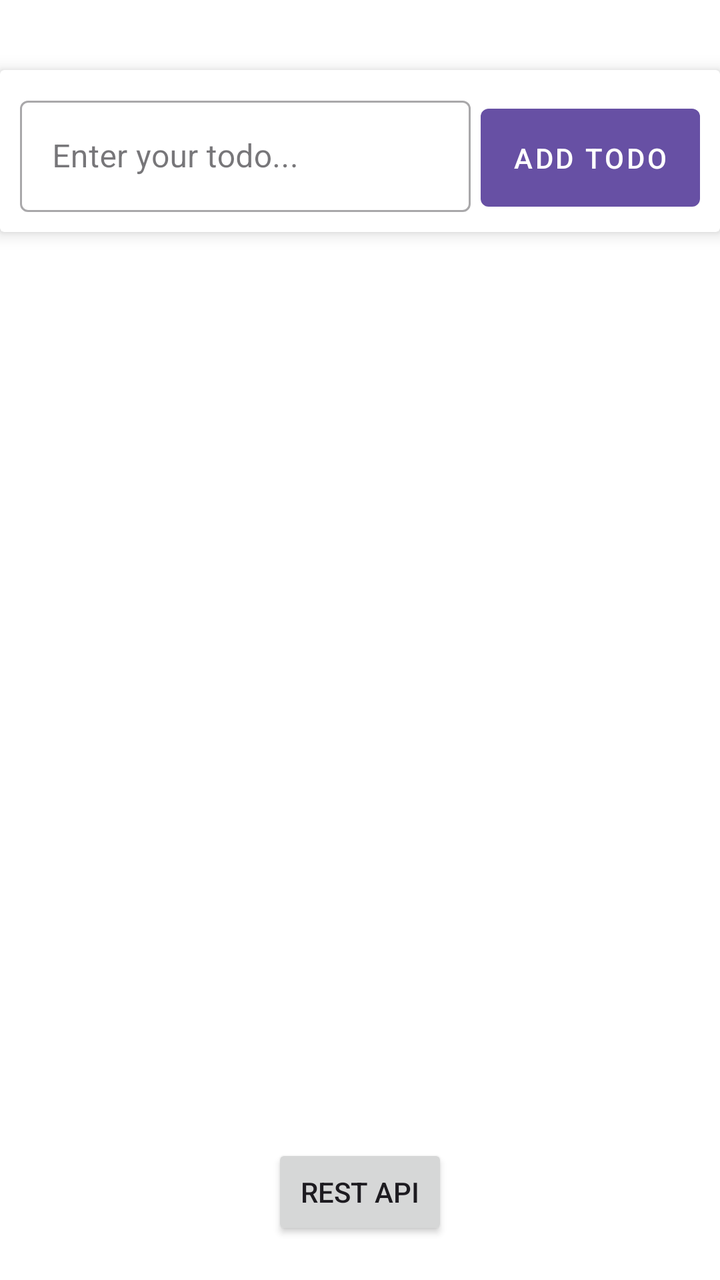
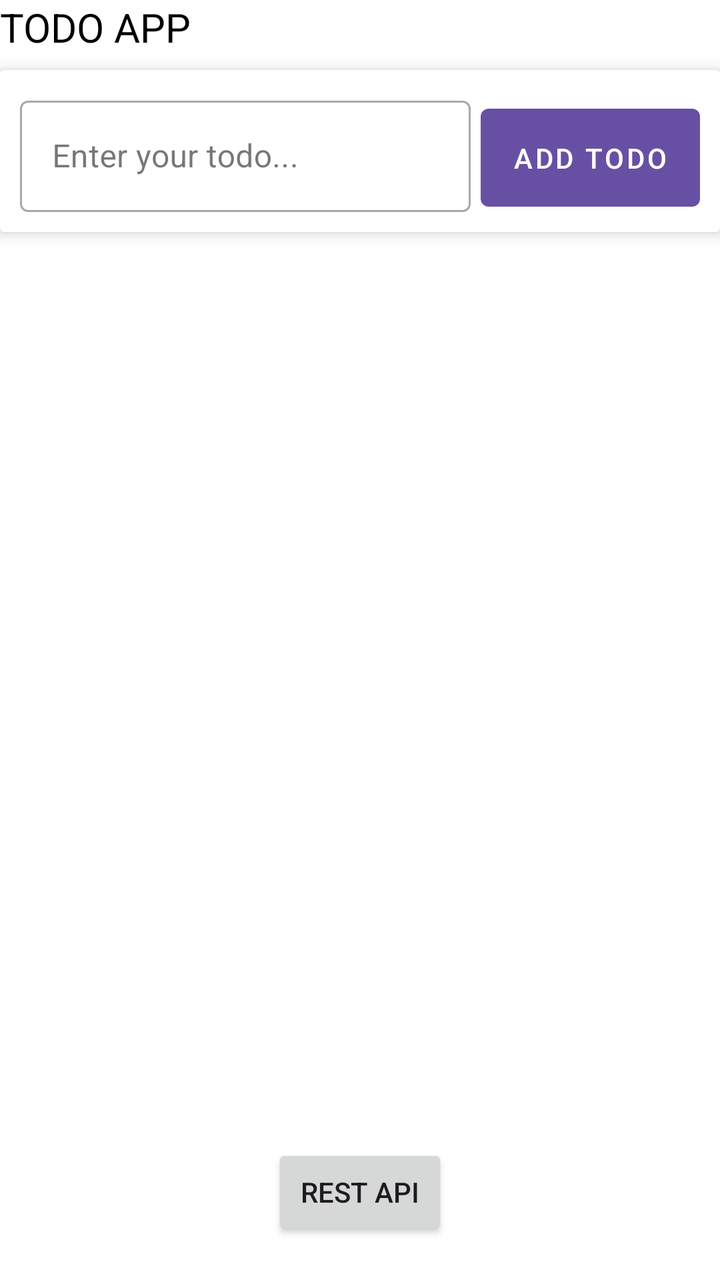

Screens rendered from an Android XML layout before and after an edit, with the pre-edit source and the edit as a unified diff.
<!-- AndroidManifest.xml: application theme Theme.TodoApp -->
<!-- res/layout/activity_main.xml -->
<?xml version="1.0" encoding="utf-8"?>
<FrameLayout xmlns:android="http://schemas.android.com/apk/res/android"
    xmlns:app="http://schemas.android.com/apk/res-auto"
    xmlns:tools="http://schemas.android.com/tools"
    android:id="@+id/main"
    android:layout_width="match_parent"
    android:layout_height="match_parent"
    android:background="@color/white"
    android:fitsSystemWindows="true"
    tools:context=".MainActivity">

    
    <LinearLayout
        android:id="@+id/todoContainer"
        android:layout_width="match_parent"
        android:layout_height="match_parent"
        android:orientation="vertical"
        android:background="@color/white">

        <androidx.cardview.widget.CardView
            android:layout_width="match_parent"
            android:layout_height="wrap_content"
            android:layout_marginTop="35dp"
            app:cardElevation="5dp">

            <LinearLayout
                android:layout_width="match_parent"
                android:layout_height="wrap_content"
                android:padding="10dp"
                android:orientation="horizontal">

                <com.google.android.material.textfield.TextInputLayout
                    android:id="@+id/etTodo"
                    android:layout_width="0dp"
                    android:layout_height="wrap_content"
                    android:layout_weight="1"
                    android:hint="Enter your todo..."
                    style="@style/Widget.MaterialComponents.TextInputLayout.OutlinedBox">

                    <com.google.android.material.textfield.TextInputEditText
                        android:layout_width="match_parent"
                        android:layout_height="wrap_content" />

                </com.google.android.material.textfield.TextInputLayout>

                <com.google.android.material.button.MaterialButton
                    android:id="@+id/btnAdd"
                    android:layout_width="wrap_content"
                    android:layout_height="wrap_content"
                    android:layout_marginStart="5dp"
                    android:paddingVertical="15dp"
                    android:text="Add Todo"
                    style="@style/Widget.MaterialComponents.Button.UnelevatedButton" />

            </LinearLayout>

        </androidx.cardview.widget.CardView>

        <androidx.recyclerview.widget.RecyclerView
            android:id="@+id/rvTodos"
            android:layout_width="match_parent"
            android:layout_height="0dp"
            android:layout_margin="10dp"
            android:layout_weight="1" />

        <Button
            android:id="@+id/btnApi"
            android:layout_width="wrap_content"
            android:layout_height="wrap_content"
            android:layout_gravity="center"
            android:layout_marginBottom="20dp"
            android:text="REST API" />

    </LinearLayout>

    
    <androidx.fragment.app.FragmentContainerView
        android:id="@+id/fragmentContainer"
        android:layout_width="match_parent"
        android:layout_height="match_parent"
        android:visibility="gone" />
    <TextView
        android:layout_width="match_parent"
        android:layout_height="wrap_content"
        android:text="TODO APP"
        android:textSize="20sp"
        android:textColor="@color/cardview_light_background"
        />

</FrameLayout>
<!-- resources referenced by this layout -->
<resources>
  <color name="white">#FFFFFFFF</color>
  <style name="Theme.TodoApp" parent="Base.Theme.TodoApp" />
  <style name="Base.Theme.TodoApp" parent="Theme.Material3.DayNight.NoActionBar">
          
          
      </style>
</resources>

<!-- the commit's change to res/layout/activity_main.xml (unified diff, before → after) -->
@@ -79,12 +79,12 @@
         android:layout_width="match_parent"
         android:layout_height="match_parent"
         android:visibility="gone" />
+
     <TextView
         android:layout_width="match_parent"
-        android:layout_height="wrap_content"
+        android:layout_height="36dp"
         android:text="TODO APP"
-        android:textSize="20sp"
-        android:textColor="@color/cardview_light_background"
-        />
+        android:textColor="@color/black"
+        android:textSize="20sp" />
 
 </FrameLayout>
<!-- resource entries referenced after the edit -->
@@ -1,5 +1,6 @@
 <!-- resources referenced by this layout -->
 <resources>
+  <color name="black">#FF000000</color>
   <color name="white">#FFFFFFFF</color>
   <style name="Theme.TodoApp" parent="Base.Theme.TodoApp" />
   <style name="Base.Theme.TodoApp" parent="Theme.Material3.DayNight.NoActionBar">
